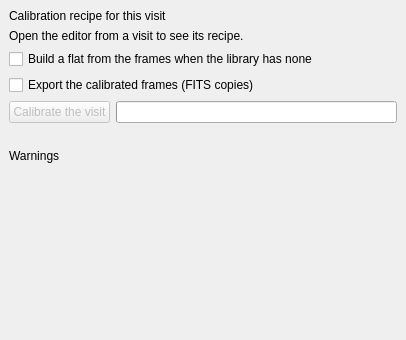
Above: nightscribe/gui/ui/ufe_calibration_tab.ui from irydeo/nightscribe before the change. Below: the same form after it.
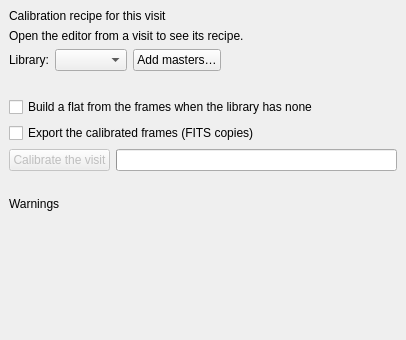
That is the form after the change.

Patch:
```diff
--- a/nightscribe/gui/ui/ufe_calibration_tab.ui
+++ b/nightscribe/gui/ui/ufe_calibration_tab.ui
@@ -29,6 +29,42 @@
      <property name="wordWrap"><bool>true</bool></property>
     </widget>
    </item>
+   <item>
+    <layout class="QHBoxLayout" name="row_masters">
+     <item>
+      <widget class="QLabel" name="lbl_master_add">
+       <property name="text"><string>Library:</string></property>
+      </widget>
+     </item>
+     <item>
+      <widget class="QComboBox" name="cmb_master_kind">
+       <property name="toolTip">
+        <string>What the files you are about to index ARE: a bias (no exposure of its own), a dark (the light's exposure), a dark of the flats (the flat's exposure) or a flat (per filter, normalised). The kind decides the arithmetic, so it is asked here and not guessed</string>
+       </property>
+      </widget>
+     </item>
+     <item>
+      <widget class="QPushButton" name="btn_master_add">
+       <property name="text"><string>Add masters…</string></property>
+       <property name="toolTip">
+        <string>Index one or more FITS as masters of the kind above: the files are indexed, never copied or moved, and what makes them valid (camera, gain, temperature, exposure, filter) is read from their own headers. A flat does not have to share the lights' gain: a flat is normalised, so its shape does not depend on it</string>
+       </property>
+      </widget>
+     </item>
+     <item>
+      <spacer name="hsp_masters">
+       <property name="orientation"><enum>Qt::Horizontal</enum></property>
+       <property name="sizeHint" stdset="0"><size><width>40</width><height>20</height></size></property>
+      </spacer>
+     </item>
+    </layout>
+   </item>
+   <item>
+    <widget class="QLabel" name="lbl_master_status">
+     <property name="text"><string/></property>
+     <property name="wordWrap"><bool>true</bool></property>
+    </widget>
+   </item>
    <item>
     <widget class="QCheckBox" name="chk_pseudo_flat">
      <property name="text"><string>Build a flat from the frames when the library has none</string></property>
```
Left out of the diff: 4 changed lines with no effect on the pictures.
